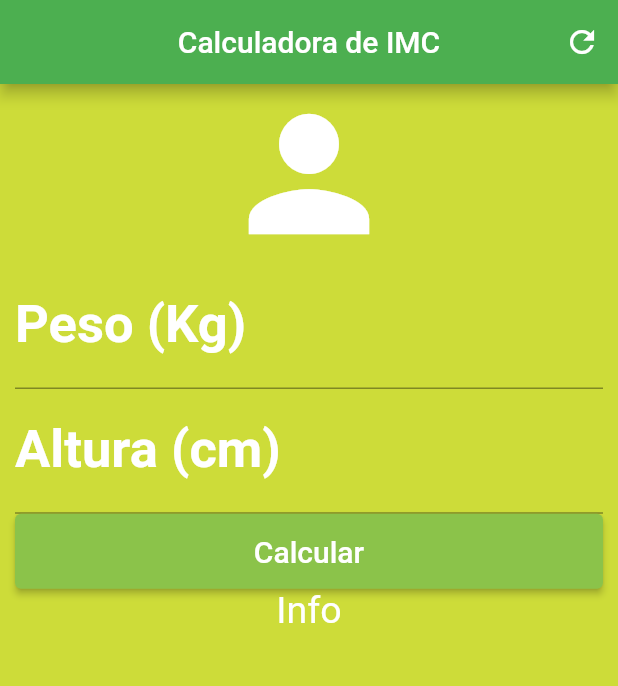
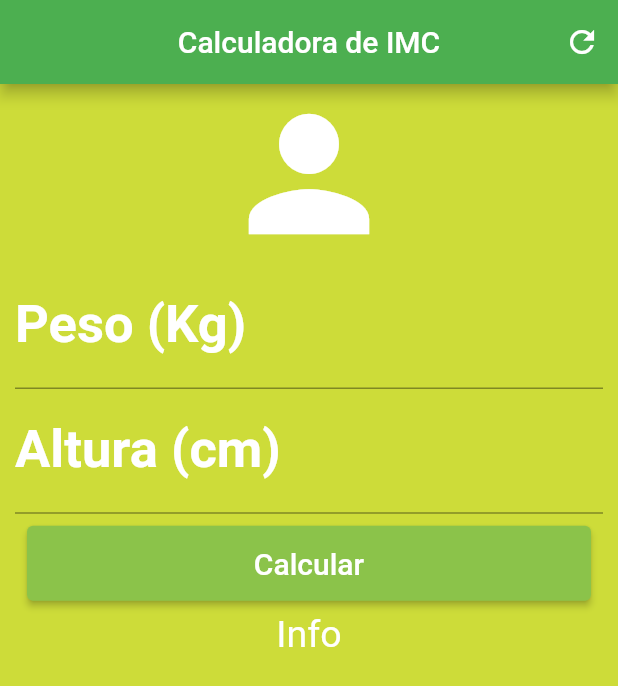
Before and after one commit to alexpereira2004/Simple_IMC_Calculator, a Flutter app: the screen it shows after launch, on a phone screen of 412 x 824 dp. Shown: the top 686 px of the screen. Run offline on Flutter 3.47's test engine with Material 2 defaults, Android fonts, the light colour scheme and no system bars.

Commit message:
Adicionando mais um espacamento (Padding) para o container que possui o ElevatedButton

```diff
--- a/lib/main.dart
+++ b/lib/main.dart
@@ -66,7 +66,9 @@ class _HomeState extends State<Home> {
                       fontSize: 35,
                       fontWeight: FontWeight.w700)),
             ),
-            Container(
+            Padding(
+              padding: const EdgeInsets.all(8.0),
+              child: Container(
                 height: 50,
                 child: ElevatedButton(
                   onPressed: () {},
@@ -76,6 +78,7 @@ class _HomeState extends State<Home> {
                     style: TextStyle(
                       color: Colors.white,
                       fontSize: 20,
+                    ),
                   ),
                 ),
               ),
```
Lines whose indentation alone changed are shown as unchanged.
